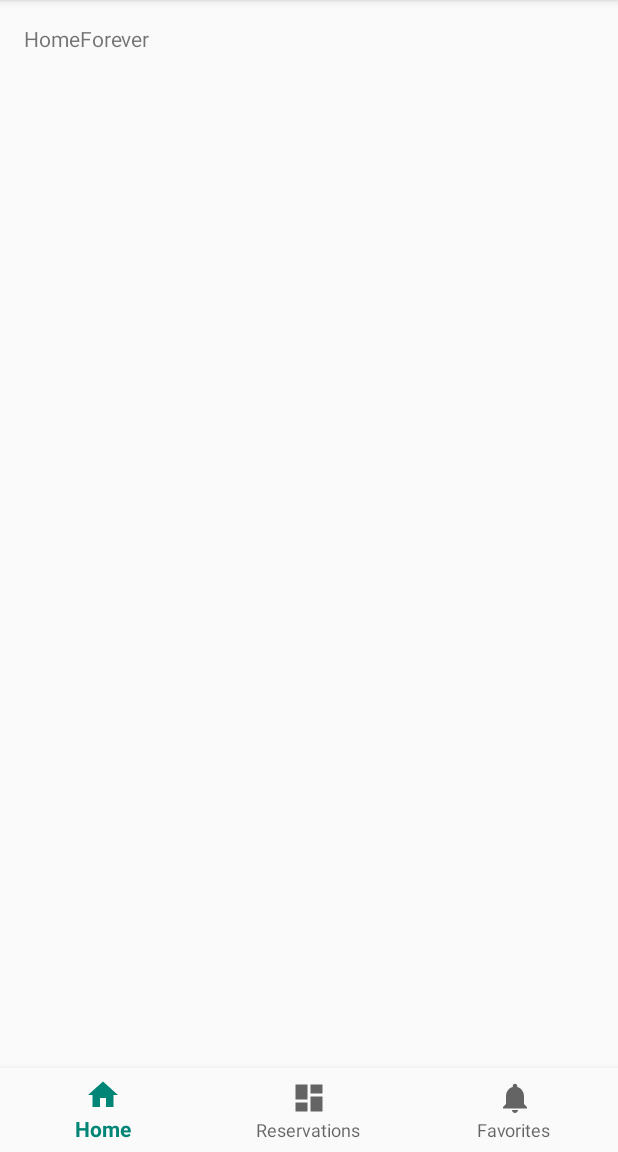
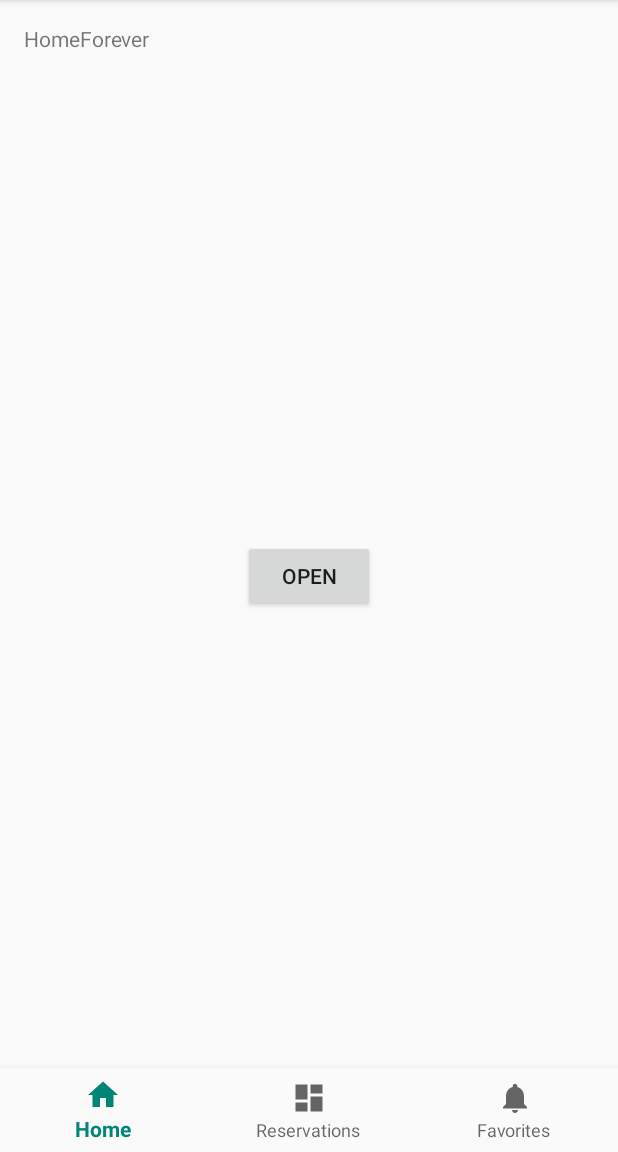
Before and after one commit to cherryDevBomb/CinemaApp, an Android app: the screen it shows after launch (MainActivity), on a phone screen of 412 x 824 dp, the part 84-1236 px from its top. Run offline under Robolectric (Android 15) with nearby library versions, the phone set to English and light mode, and no system bars.

Commit message:
MakeReservationActivity (Up Navigation) created & HomeActivity updated to open it

```diff
--- a/app/src/main/AndroidManifest.xml
+++ b/app/src/main/AndroidManifest.xml
@@ -9,7 +9,8 @@
         android:roundIcon="@mipmap/ic_launcher_round"
         android:supportsRtl="true"
         android:theme="@style/AppTheme">
-        <activity android:name=".HomePage"></activity>
+        <activity android:name=".MakeReservationActivity"
+            android:parentActivityName=".MainActivity"></activity>
         <activity
             android:name=".MainActivity"
             android:label="@string/app_name">
--- a/app/src/main/java/com/example/cinemaapp/HomePage.java
+++ b/app/src/main/java/com/example/cinemaapp/HomePage.java
@@ -1,15 +1,34 @@
 package com.example.cinemaapp;
 
+import android.content.Intent;
 import android.support.v4.app.Fragment;
 import android.os.Bundle;
+import android.support.v4.app.FragmentActivity;
 import android.view.LayoutInflater;
 import android.view.View;
 import android.view.ViewGroup;
+import android.widget.Button;
 
 public class HomePage extends Fragment {
+    private Button button;
 
     @Override
     public View onCreateView(LayoutInflater inflater, ViewGroup container, Bundle savedInstanceState) {
-        return inflater.inflate(R.layout.fragment_home_page, container, false);
+        View view = inflater.inflate(R.layout.fragment_home_page, container, false);
+
+        button = view.findViewById(R.id.openPage);
+        button.setOnClickListener(new View.OnClickListener() {
+            @Override
+            public void onClick(View v) {
+                openPage();
+            }
+        });
+
+        return view;
+    }
+
+    private void openPage() {
+        Intent intent = new Intent(getActivity(), MakeReservationActivity.class);
+        startActivity(intent);
     }
 }
--- a/app/src/main/res/layout/fragment_home_page.xml
+++ b/app/src/main/res/layout/fragment_home_page.xml
@@ -19,5 +19,15 @@
         app:layout_constraintTop_toTopOf="parent"
         />
 
+    <Button
+        android:id="@+id/openPage"
+        android:layout_width="wrap_content"
+        android:layout_height="wrap_content"
+        app:layout_constraintBottom_toBottomOf="parent"
+        app:layout_constraintEnd_toEndOf="parent"
+        app:layout_constraintStart_toStartOf="parent"
+        app:layout_constraintTop_toTopOf="parent"
+        android:text="Open"/>
+
 
 </android.support.constraint.ConstraintLayout>
--- a/app/src/main/res/values/strings.xml
+++ b/app/src/main/res/values/strings.xml
@@ -3,5 +3,4 @@
     <string name="title_home">Home</string>
     <string name="title_reservations">Reservations</string>
     <string name="title_favorites">Favorites</string>
-
 </resources>
```
Also changed, not shown: app/src/main/java/com/example/cinemaapp/MakeReservationActivity.java (added, +16 -0 lines), app/src/main/res/layout/activity_make_reservation.xml (added, +9 -0 lines).
